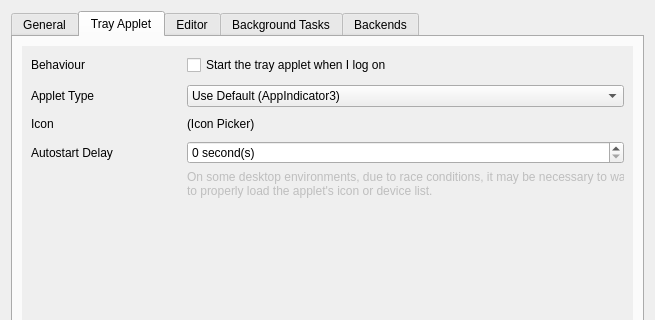
Old version of the form data/qt/preferences.ui in the repository polychromatic/polychromatic; both pictures show x 0 to 655 and y 0 to 320 of the 655 by 471 pixel window.
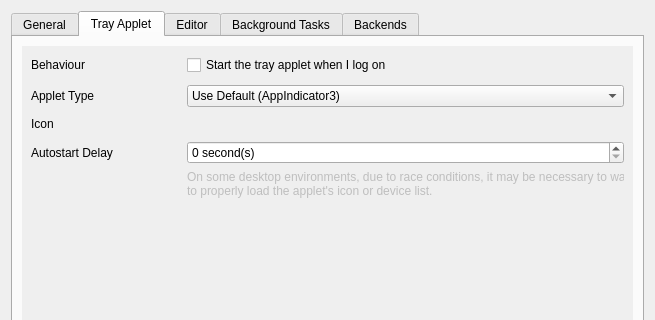
New version of the form. The open tabs and pages were chosen to show the change. Icons and pictures are not drawn.

Commit message:
controller: Implement icon picker
Superseding the improved picker started in v0.4.0:
515296fd681f8e9a713318101533d3b7abae38ea

With a new implementation for fetching application icons from launchers
as we no longer have GTK to load icons from the theme for us.

If Steam is installed (~/.steam), the application will try loading icons
from "librarycache" which contains many *_icon.jpg files of the games
the user has installed/cached.

Diff of the .ui file:
```diff
--- a/data/qt/preferences.ui
+++ b/data/qt/preferences.ui
@@ -382,7 +382,7 @@
            <item row="2" column="1">
             <widget class="QLabel" name="TrayIconPLACEHOLDER">
              <property name="text">
-              <string notr="true">(Icon Picker)</string>
+              <string notr="true"/>
              </property>
             </widget>
            </item>
```
Left out of the diff: 2 changed lines with no effect on the pictures. The commit also changes 6 other files.
